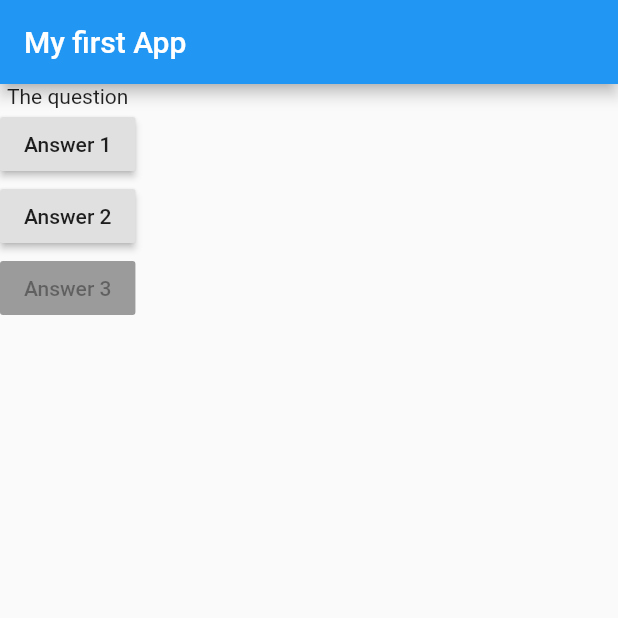
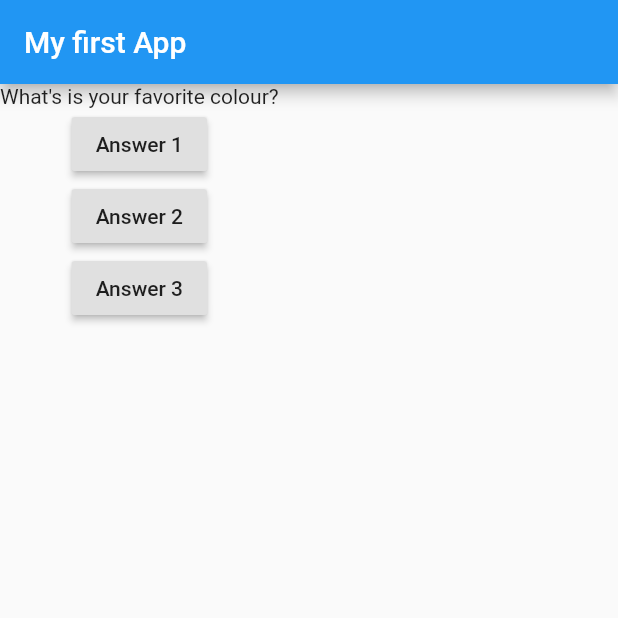
Before and after one commit to hamzaali81/flutter-app-testing, a Flutter app: the screen it shows after launch, after a tap on "Answer 1", on a phone screen of 412 x 824 dp, the top half of it. Run offline on Flutter 3.47's test engine with Material 2 defaults, Android fonts, the phone set to English and light mode, and no system bars.

Commit message:
updating widget

```diff
--- a/app/lib/main.dart
+++ b/app/lib/main.dart
@@ -5,8 +5,11 @@ import 'package:flutter/material.dart';
 void main() => runApp(MyApp());
 
 class MyApp extends StatelessWidget{
+  var questionIndex= 0;
   void answerQuestion(){
-    print('Answer question!');
+    questionIndex=questionIndex+1;
+    print(questionIndex);
+
   }
   @override
  Widget build(BuildContext context){
@@ -23,11 +26,15 @@ class MyApp extends StatelessWidget{
           children:
           //  <Widget>[
           [
-            Text('The question'),
+            // Text(questions.elementAt(0),),
+            Text(questions[questionIndex],),
+
+            // RaisedButton(child: Text('Answer 1'),onPressed: answerQuestion,),
             RaisedButton(child: Text('Answer 1'),onPressed: answerQuestion,),
+
             RaisedButton(child: Text('Answer 2'),onPressed: ()=> print('Answer 2 choosen!')),
             RaisedButton(child: Text('Answer 3'),onPressed: (){//...
-            print('Answer 3 choosen!')
+            print('Answer 3 choosen!');
             },),
            ],
            ),
```
